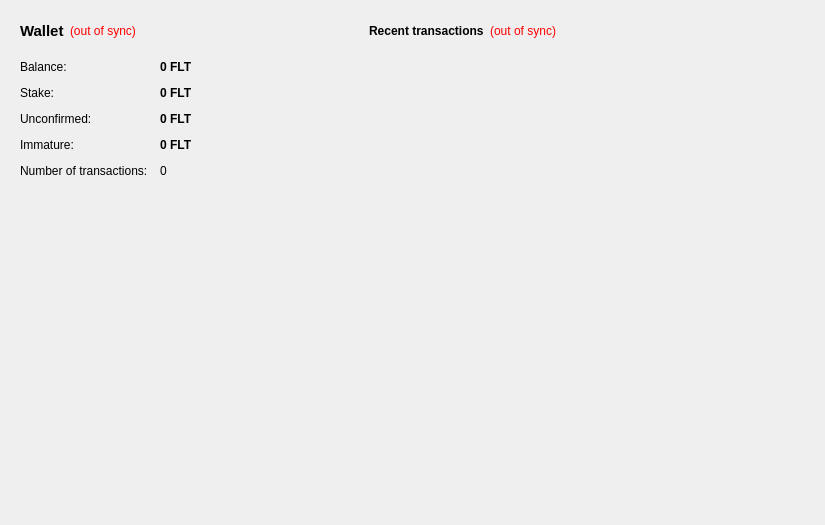
The window that src/qt/forms/overviewpage.ui (ofeefee/fluttercoin) describes before a commit, drawn with Qt 5.
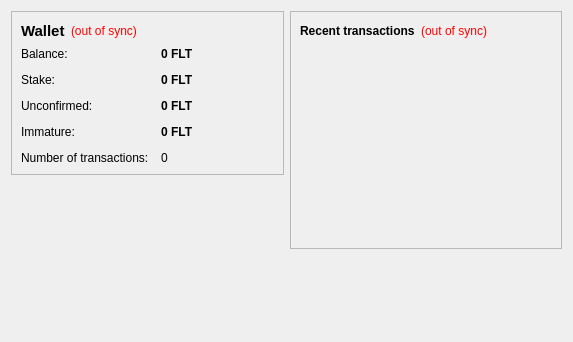
The same window after the commit.

The edit to the form file:
```diff
--- a/src/qt/forms/overviewpage.ui
+++ b/src/qt/forms/overviewpage.ui
@@ -6,43 +6,29 @@
    <rect>
     <x>0</x>
     <y>0</y>
-    <width>825</width>
-    <height>525</height>
+    <width>573</width>
+    <height>342</height>
    </rect>
   </property>
   <property name="windowTitle">
    <string>Form</string>
   </property>
-  <widget class="QFrame" name="frame_4">
-   <property name="geometry">
-    <rect>
-     <x>10</x>
-     <y>10</y>
-     <width>341</width>
-     <height>281</height>
-    </rect>
-   </property>
+  <layout class="QHBoxLayout" name="horizontalLayout" stretch="1,1">
+   <item>
+    <layout class="QVBoxLayout" name="verticalLayout_2">
+     <item>
+      <widget class="QFrame" name="frame">
    <property name="frameShape">
-    <enum>QFrame::NoFrame</enum>
+        <enum>QFrame::StyledPanel</enum>
    </property>
    <property name="frameShadow">
     <enum>QFrame::Raised</enum>
    </property>
-   <property name="lineWidth">
-    <number>1</number>
-   </property>
-   <widget class="QWidget" name="layoutWidget_2">
-    <property name="geometry">
-     <rect>
-      <x>10</x>
-      <y>10</y>
-      <width>261</width>
-      <height>22</height>
-     </rect>
-    </property>
-    <layout class="QHBoxLayout" name="horizontalLayout_6">
+       <layout class="QVBoxLayout" name="verticalLayout_4">
      <item>
-      <widget class="QLabel" name="label_8">
+         <layout class="QHBoxLayout" name="horizontalLayout_4">
+          <item>
+           <widget class="QLabel" name="label_5">
        <property name="font">
         <font>
          <pointsize>11</pointsize>
@@ -72,7 +58,7 @@
       </widget>
      </item>
      <item>
-      <spacer name="horizontalSpacer_6">
+           <spacer name="horizontalSpacer_2">
        <property name="orientation">
         <enum>Qt::Horizontal</enum>
        </property>
@@ -85,16 +71,8 @@
       </spacer>
      </item>
     </layout>
-   </widget>
-   <widget class="QWidget" name="layoutWidget_3">
-    <property name="geometry">
-     <rect>
-      <x>10</x>
-      <y>50</y>
-      <width>321</width>
-      <height>130</height>
-     </rect>
-    </property>
+        </item>
+        <item>
     <layout class="QFormLayout" name="formLayout_2">
      <property name="fieldGrowthPolicy">
       <enum>QFormLayout::AllNonFixedFieldsGrow</enum>
@@ -236,37 +214,37 @@
       </widget>
      </item>
     </layout>
-   </widget>
-   <zorder>layoutWidget_3</zorder>
-   <zorder>layoutWidget_2</zorder>
-  </widget>
-  <widget class="QFrame" name="frame">
-   <property name="geometry">
-    <rect>
-     <x>359</x>
-     <y>10</y>
-     <width>461</width>
-     <height>481</height>
-    </rect>
-   </property>
+        </item>
+       </layout>
+      </widget>
+     </item>
+     <item>
+      <spacer name="verticalSpacer">
+       <property name="orientation">
+        <enum>Qt::Vertical</enum>
+       </property>
+       <property name="sizeHint" stdset="0">
+        <size>
+         <width>20</width>
+         <height>40</height>
+        </size>
+       </property>
+      </spacer>
+     </item>
+    </layout>
+   </item>
+   <item>
+    <layout class="QVBoxLayout" name="verticalLayout_3">
+     <item>
+      <widget class="QFrame" name="frame_2">
    <property name="frameShape">
-    <enum>QFrame::NoFrame</enum>
+        <enum>QFrame::StyledPanel</enum>
    </property>
    <property name="frameShadow">
     <enum>QFrame::Raised</enum>
    </property>
-   <property name="lineWidth">
-    <number>1</number>
-   </property>
-   <widget class="QWidget" name="layoutWidget_4">
-    <property name="geometry">
-     <rect>
-      <x>10</x>
-      <y>10</y>
-      <width>270</width>
-      <height>22</height>
-     </rect>
-    </property>
+       <layout class="QVBoxLayout" name="verticalLayout">
+        <item>
     <layout class="QHBoxLayout" name="horizontalLayout_2">
      <item>
       <widget class="QLabel" name="label_4">
@@ -305,16 +283,9 @@
       </spacer>
      </item>
     </layout>
-   </widget>
+        </item>
+        <item>
    <widget class="QListView" name="listTransactions">
-    <property name="geometry">
-     <rect>
-      <x>10</x>
-      <y>50</y>
-      <width>441</width>
-      <height>421</height>
-     </rect>
-    </property>
     <property name="styleSheet">
      <string notr="true">QListView { background: transparent; }</string>
     </property>
@@ -331,9 +302,26 @@
      <enum>QAbstractItemView::NoSelection</enum>
     </property>
    </widget>
-   <zorder>listTransactions</zorder>
-   <zorder>layoutWidget_4</zorder>
-  </widget>
+        </item>
+       </layout>
+      </widget>
+     </item>
+     <item>
+      <spacer name="verticalSpacer_2">
+       <property name="orientation">
+        <enum>Qt::Vertical</enum>
+       </property>
+       <property name="sizeHint" stdset="0">
+        <size>
+         <width>20</width>
+         <height>40</height>
+        </size>
+       </property>
+      </spacer>
+     </item>
+    </layout>
+   </item>
+  </layout>
  </widget>
  <resources/>
  <connections/>
```
Lines whose indentation alone changed are shown as unchanged.
